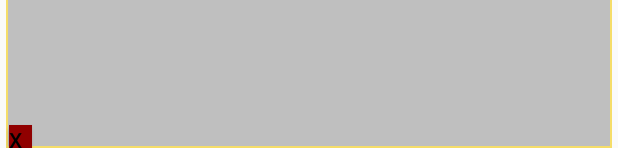
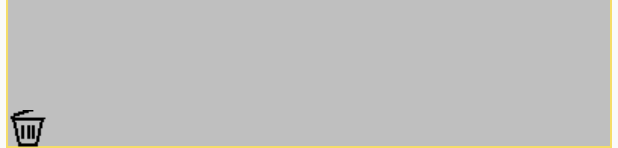
Before and after one commit to tdjohner/wowahapp, an Android app: the layout item.xml on its own in the app's theme, with its tools: preview values and no code run, on a phone screen of 412 x 824 dp. Shown: the part 1088-1236 px from the top of the screen. Run offline under Robolectric (Android 15) with nearby library versions, the phone set to English and light mode, and no system bars; network calls fail.

Commit message:
added garbage can image, continuing work on color interpolation

```diff
--- a/android/wowahapp/app/src/main/java/com/wowahapp/RecipeModel.kt
+++ b/android/wowahapp/app/src/main/java/com/wowahapp/RecipeModel.kt
@@ -57,7 +57,7 @@ class RecipeModel (recipeName: String?, averageSalePrice: String?, salePrice: St
     fun getDiff(): Float{
         var diff: Float = 1.0F
         if(this.link.toFloat()!=0.0F){
-            diff=(this.link.toFloat()-this.salePrice.toFloat())/this.link.toFloat()
+            diff=(this.salePrice.toFloat())/this.link.toFloat()
         }
         return diff
     }
--- a/android/wowahapp/app/src/main/res/layout/item.xml
+++ b/android/wowahapp/app/src/main/res/layout/item.xml
@@ -39,17 +39,16 @@
         android:layout_alignParentStart="true"
         android:layout_below="@id/salePrice"
         android:layout_marginBottom="2dp"
-        android:textColor="#F040f0"
+        android:textColor="#FFFFFF"
         android:gravity="end"
         android:textSize="20sp" />
-    <Button
+    <ImageButton
         android:id="@+id/removeItem"
-        android:layout_width="15dp"
-        android:layout_height="15dp"
-        android:background="#900000"
+        android:background="#00000000"
+        android:layout_width="25dp"
+        android:layout_height="25dp"
         android:gravity="start"
-        android:text="X"
-        android:textColor="#000000"
+        android:src="@drawable/thicktrashcan1"
         android:layout_alignParentStart="true"
         android:layout_alignParentBottom="true"
         android:layout_marginStart="2dp"
--- a/android/wowahapp/app/src/main/res/layout/recipe_details.xml
+++ b/android/wowahapp/app/src/main/res/layout/recipe_details.xml
@@ -29,6 +29,5 @@
         app:layout_constraintStart_toStartOf="parent"
         app:layout_constraintTop_toBottomOf="@+id/recipeName"
         app:layout_constraintVertical_bias="0.666"/>
-        //app:layoutManager="androidx.recyclerview.widget.LinearLayoutManager" />
 
 </androidx.constraintlayout.widget.ConstraintLayout>
--- a/android/wowahapp/app/src/main/res/layout/recipe_items.xml
+++ b/android/wowahapp/app/src/main/res/layout/recipe_items.xml
@@ -12,7 +12,7 @@ android:background="#555555">
     android:layout_width="wrap_content"
     android:layout_height="25dp"
     android:layout_alignParentStart="true"
-    android:textColor="#FF00FF"
+    android:textColor="#FFFFFF"
     android:textSize="20sp" />
 <TextView
     android:id="@+id/secondSpace"
```
Also changed, not shown: android/wowahapp/app/src/main/java/com/wowahapp/CustomAdapter.kt (+19 -11 lines), android/wowahapp/app/src/main/java/com/wowahapp/HomeActivity.kt (+8 -3 lines), android/wowahapp/app/src/main/res/drawable/thicktrashcan1.png (added), android/wowahapp/app/src/main/res/drawable/thicktrashcan2.png (added), android/wowahapp/app/src/main/res/drawable/trashcan.png (added), android/wowahapp/app/src/main/res/drawable/trashcan1.png (added), android/wowahapp/app/src/main/res/drawable/trashcan2.png (added).
